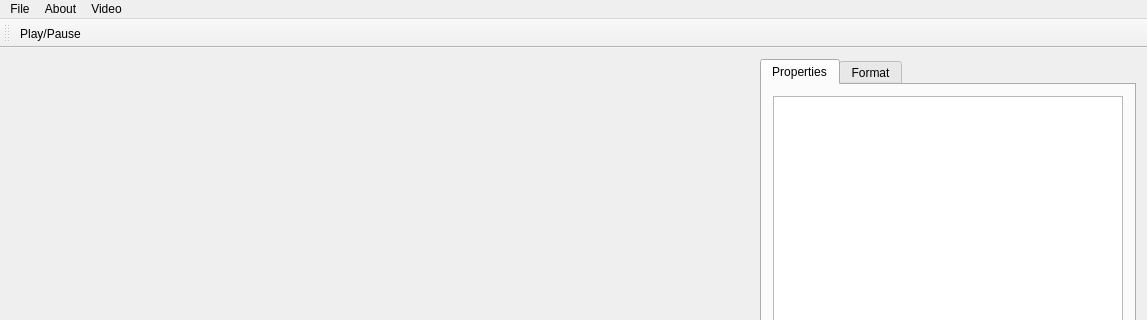
Qt form vision/mainwindow.ui (TheImagingSource/tiscamera) before a commit; both pictures show x 0 to 1147 and y 0 to 320 of the 1147 by 746 pixel window.
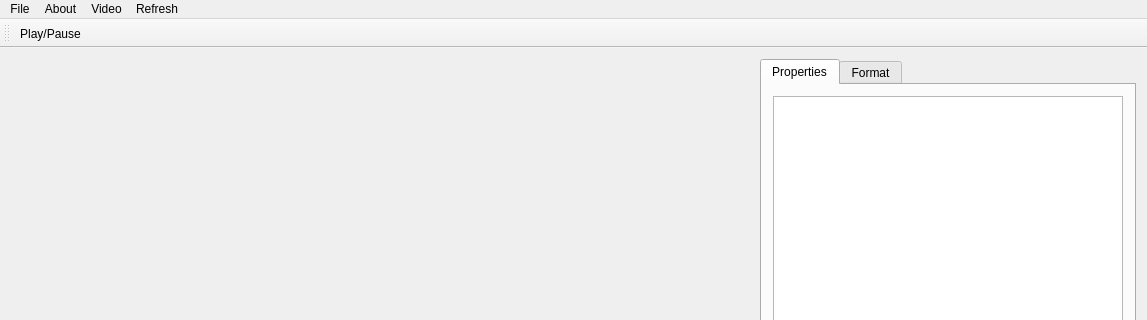
The same form after that commit. Icons and pictures are not drawn.

Commit message:
Update tcam_vision
Minor internal changes, no behavioral ones

The edit to the form file:
```diff
--- a/vision/mainwindow.ui
+++ b/vision/mainwindow.ui
@@ -190,9 +190,16 @@
     </property>
     <addaction name="actionStop"/>
    </widget>
+   <widget class="QMenu" name="menuRefresh">
+    <property name="title">
+     <string>Refresh</string>
+    </property>
+    <addaction name="actionRefresh_everything"/>
+   </widget>
    <addaction name="menuFile"/>
    <addaction name="menuAbout"/>
    <addaction name="menuVideo"/>
+   <addaction name="menuRefresh"/>
   </widget>
   <widget class="QToolBar" name="mainToolBar">
    <attribute name="toolBarArea">
```
Left out of the diff: 5 changed lines with no effect on the pictures. The commit also changes 2 other files.
